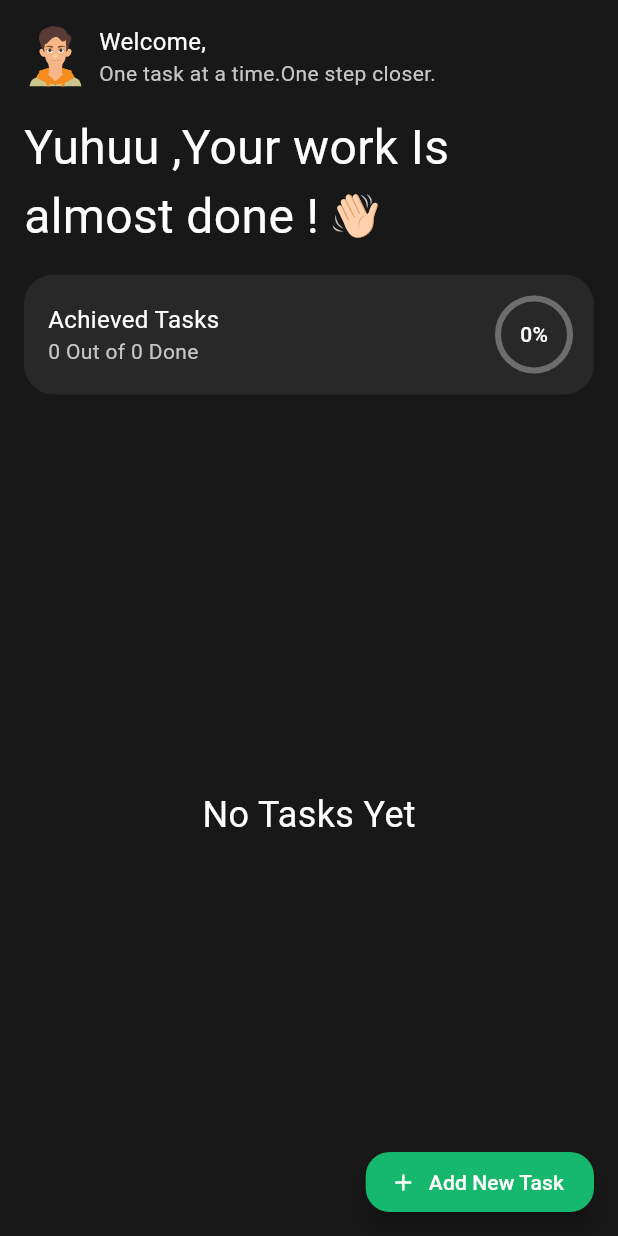
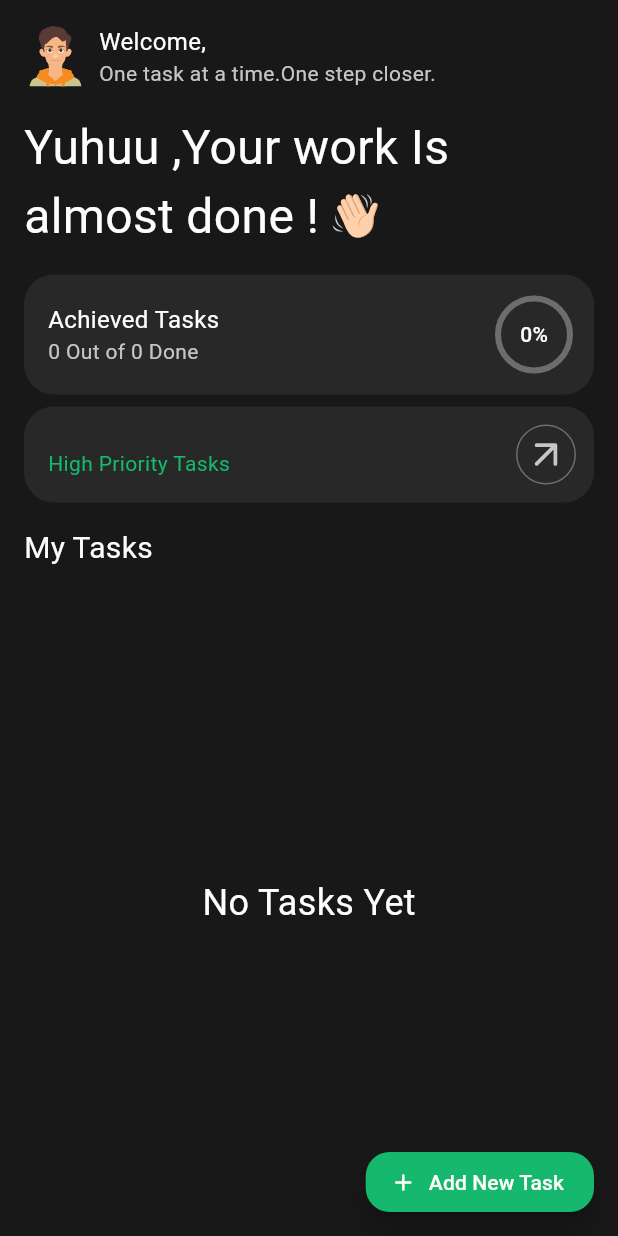
Before and after one commit to Marwan460/tasky, a Flutter app: the HomeScreen screen opened directly, on a phone screen of 412 x 824 dp. Run offline on Flutter 3.47's test engine with Material 3 defaults, Android fonts, the phone set to English and light mode, and no system bars; our stand-ins replace flutter_svg, shared_preferences; accounts and stored records are empty.

Commit message:
Add high priority task screen.

```diff
--- a/lib/res/assets_res.dart
+++ b/lib/res/assets_res.dart
@@ -9,6 +9,7 @@ class AssetsRes {
   static const String PROJECT_NAME = 'tasky';
   static const String PROJECT_VERSION = '1.0.0+1';
   static const String ARROW_ICON = 'assets/images/arrow_icon.svg';
+  static const String ARROW_UP_RIGHT = 'assets/images/arrow_up_right.svg';
   static const String AVATAR = 'assets/images/avatar.svg';
   static const String COMPLETE = 'assets/images/complete.svg';
   static const String DARK_ICON = 'assets/images/dark_icon.svg';
--- a/lib/screens/home/home_screen.dart
+++ b/lib/screens/home/home_screen.dart
@@ -6,8 +6,10 @@ import 'package:tasky/core/utils/app_style.dart';
 import 'package:tasky/screens/home/widget/custom_floating_action_button.dart';
 import 'package:tasky/core/widgets/tasks_list.dart';
 import 'package:tasky/res/assets_res.dart';
+import 'package:tasky/screens/home/widget/high_priority_tasks_widget.dart';
 import 'package:tasky/screens/home/widget/home_app_bar.dart';
 import '../../core/utils/app_colors.dart';
+import '../high_priority_screen.dart';
 import 'widget/achieved_tasks_widget.dart';
 import '../../models/task_model.dart';
 
@@ -49,8 +51,6 @@ class _HomeScreenState extends State<HomeScreen> {
     if (finalTask != null) {
       final taskAfterDecode = jsonDecode(finalTask) as List<dynamic>;
 
-
-
       setState(() {
         tasks = taskAfterDecode.map((e) => TaskModel.fromJson(e)).toList();
         _calculatePercentage();
@@ -59,6 +59,16 @@ class _HomeScreenState extends State<HomeScreen> {
     setState(() {
       isLoading = false;
     });
+  }
+
+  _doneTask(bool? value, int? index) async {
+    setState(() {
+      tasks[index!].isDone = value ?? false;
+      _calculatePercentage();
+    });
+    final pref = await SharedPreferences.getInstance();
+    final updateTask = tasks.map((e) => e.toJson()).toList();
+    pref.setString('tasks', jsonEncode(updateTask));
   }
 
   _calculatePercentage() {
@@ -76,7 +86,7 @@ class _HomeScreenState extends State<HomeScreen> {
         child: Column(
           crossAxisAlignment: CrossAxisAlignment.start,
           children: [
-            HomeAppBar(name: name!),
+            HomeAppBar(name: name ?? ''),
             const SizedBox(height: 16),
             Text(
               'Yuhuu ,Your work Is ',
@@ -96,7 +106,29 @@ class _HomeScreenState extends State<HomeScreen> {
               ],
             ),
             const SizedBox(height: 16),
-            AchievedTasksWidget(doneTasks: doneTasks, totalTasks: totalTasks, percent: percent),
+            AchievedTasksWidget(
+                doneTasks: doneTasks, totalTasks: totalTasks, percent: percent),
+            const SizedBox(height: 8),
+            HighPriorityTasksWidget(
+              tasks: tasks,
+              onChanged: (bool? value, int? index) {
+                _doneTask(value, index);
+              },
+              onTap: () async{
+                await Navigator.push(
+                  context,
+                  MaterialPageRoute(
+                    builder: (context) => const HighPriorityScreen(),
+                  ),
+                );
+                loadTasks();
+              },
+            ),
+            const SizedBox(height: 16),
+            const Text(
+              'My Tasks',
+              style: AppStyle.regular20,
+            ),
             const SizedBox(height: 16),
             Expanded(
               child: isLoading
@@ -107,15 +139,8 @@ class _HomeScreenState extends State<HomeScreen> {
                     )
                   : TasksList(
                       tasks: tasks,
-                      onTap: (bool? value, int? index) async {
-                        setState(() {
-                          tasks[index!].isDone = value ?? false;
-                          _calculatePercentage();
-                        });
-                        final pref = await SharedPreferences.getInstance();
-                        final updateTask =
-                            tasks.map((e) => e.toJson()).toList();
-                        pref.setString('tasks', jsonEncode(updateTask));
+                      onTap: (bool? value, int? index) {
+                        _doneTask(value, index);
                       },
                     ),
             ),
--- /dev/null
+++ b/lib/screens/home/widget/high_priority_tasks_widget.dart
@@ -0,0 +1,82 @@
+import 'package:flutter/material.dart';
+import 'package:flutter_svg/flutter_svg.dart';
+import 'package:tasky/core/widgets/custom_checkbox.dart';
+import 'package:tasky/res/assets_res.dart';
+
+import '../../../core/utils/app_colors.dart';
+import '../../../core/utils/app_style.dart';
+import '../../../models/task_model.dart';
+
+class HighPriorityTasksWidget extends StatelessWidget {
+  final List<TaskModel> tasks;
+  final Function(bool?, int?) onChanged;
+  final void Function() onTap;
+
+  const HighPriorityTasksWidget(
+      {super.key, required this.tasks, required this.onChanged, required this.onTap});
+
+  @override
+  Widget build(BuildContext context) {
+    return Container(
+      width: double.infinity,
+      decoration: BoxDecoration(
+        color: AppColors.secondary,
+        borderRadius: BorderRadius.circular(20),
+      ),
+      child: Row(
+        mainAxisAlignment: MainAxisAlignment.spaceBetween,
+        crossAxisAlignment: CrossAxisAlignment.end,
+        children: [
+          Column(
+            crossAxisAlignment: CrossAxisAlignment.start,
+            children: [
+              Padding(
+                padding: const EdgeInsets.all(16),
+                child: Text(
+                  'High Priority Tasks',
+                  style: AppStyle.regular14.copyWith(color: AppColors.green),
+                ),
+              ),
+              ...tasks.where((e) => e.isHighPriority).take(4).map((e) {
+                return Row(
+                  children: [
+                    CustomCheckbox(
+                        value: e.isDone,
+                        onChanged: (value) {
+                          final index = tasks.indexWhere((element) {
+                            return e.taskID == element.taskID;
+                          });
+                          onChanged(value, index);
+                        }),
+                    const SizedBox(width: 8),
+                    Text(
+                      e.taskName,
+                      style: AppStyle.regular16,
+                    ),
+                  ],
+                );
+              })
+            ],
+          ),
+          Padding(
+            padding: const EdgeInsets.all(12),
+            child: GestureDetector(
+              onTap: onTap,
+              child: Container(
+                height: 40,
+                width: 40,
+                padding: const EdgeInsets.all(4),
+                decoration: BoxDecoration(
+                  color: AppColors.secondary,
+                  shape: BoxShape.circle,
+                  border: Border.all(color: AppColors.grey),
+                ),
+                child: SvgPicture.asset(AssetsRes.ARROW_UP_RIGHT),
+              ),
+            ),
+          )
+        ],
+      ),
+    );
+  }
+}
--- a/pubspec.yaml
+++ b/pubspec.yaml
@@ -92,6 +92,7 @@ flutter:
   # see https://flutter.dev/to/font-from-package
   assets:
     - assets/images/arrow_icon.svg
+    - assets/images/arrow_up_right.svg
     - assets/images/avatar.svg
     - assets/images/complete.svg
     - assets/images/dark_icon.svg
```
Also changed, not shown: lib/core/widgets/custom_checkbox.dart (added, +26 -0 lines), lib/core/widgets/task_container.dart (+3 -8 lines), lib/screens/high_priority_screen.dart (added, +85 -0 lines), assets/images/arrow_up_right.svg (added).
